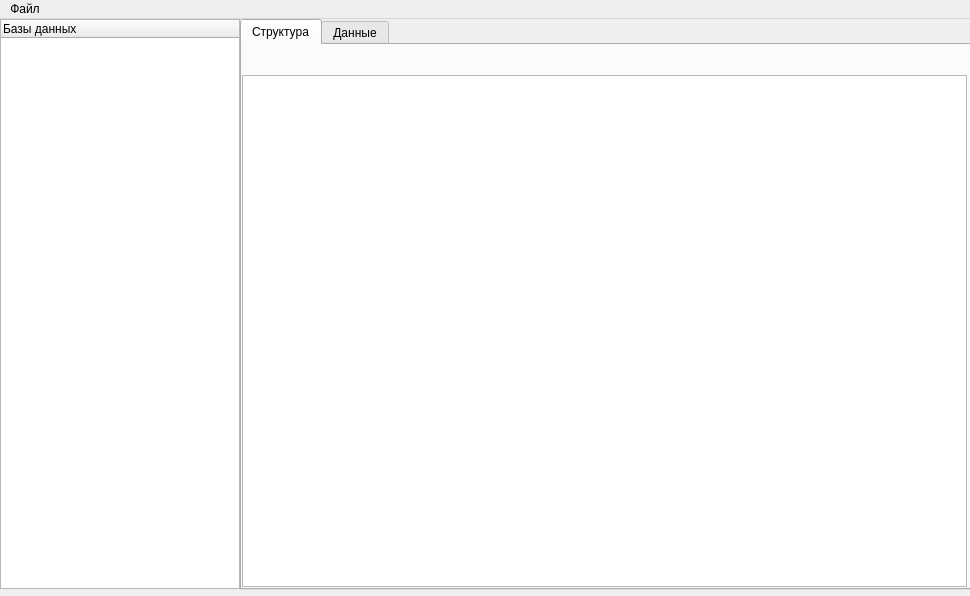
First picture: the form in src/main.ui, repository Odrian/SimpleSQLiteEditor, before the edit.
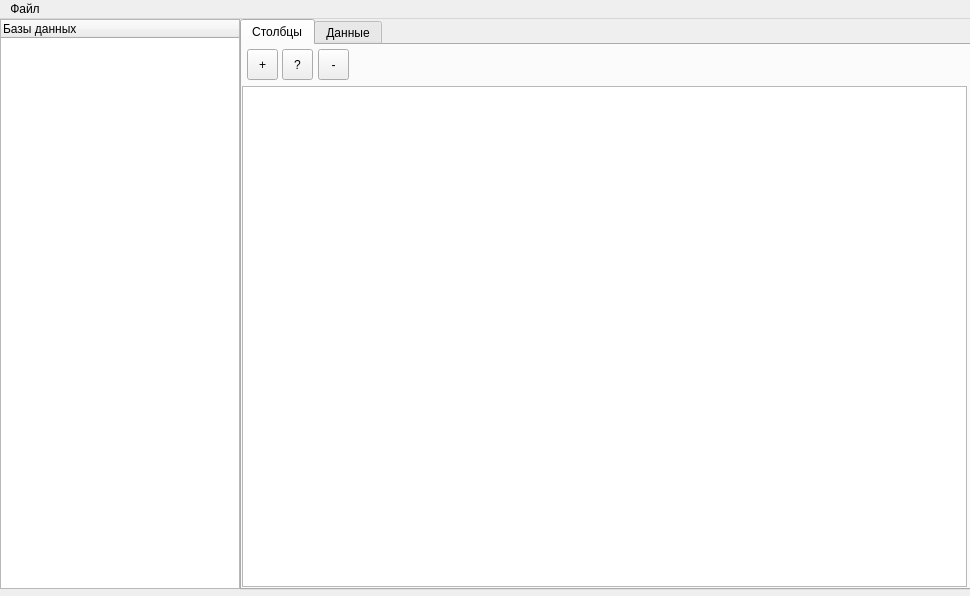
Second picture: the form after the edit. The open tabs and pages were chosen to show the change.

```diff
--- a/src/main.ui
+++ b/src/main.ui
@@ -38,21 +38,72 @@
       <height>571</height>
      </rect>
     </property>
+    <property name="tabPosition">
+     <enum>QTabWidget::North</enum>
+    </property>
+    <property name="tabShape">
+     <enum>QTabWidget::Rounded</enum>
+    </property>
     <property name="currentIndex">
      <number>1</number>
     </property>
     <widget class="QWidget" name="tab1">
      <attribute name="title">
-      <string>Структура</string>
+      <string>Столбцы</string>
      </attribute>
      <widget class="QTableView" name="table1">
       <property name="geometry">
        <rect>
         <x>0</x>
-        <y>30</y>
+        <y>41</y>
         <width>725</width>
-        <height>512</height>
+        <height>501</height>
        </rect>
+      </property>
+      <property name="gridStyle">
+       <enum>Qt::SolidLine</enum>
+      </property>
+     </widget>
+     <widget class="QToolButton" name="colDel">
+      <property name="geometry">
+       <rect>
+        <x>76</x>
+        <y>4</y>
+        <width>31</width>
+        <height>31</height>
+       </rect>
+      </property>
+      <property name="text">
+       <string>-</string>
+      </property>
+     </widget>
+     <widget class="QToolButton" name="colEdit">
+      <property name="geometry">
+       <rect>
+        <x>40</x>
+        <y>4</y>
+        <width>31</width>
+        <height>31</height>
+       </rect>
+      </property>
+      <property name="text">
+       <string>?</string>
+      </property>
+     </widget>
+     <widget class="QToolButton" name="colAdd">
+      <property name="geometry">
+       <rect>
+        <x>5</x>
+        <y>4</y>
+        <width>31</width>
+        <height>31</height>
+       </rect>
+      </property>
+      <property name="toolTip">
+       <string>fds</string>
+      </property>
+      <property name="text">
+       <string>+</string>
       </property>
      </widget>
     </widget>
```
Left out of the diff: 9 changed lines with no effect on the pictures.
